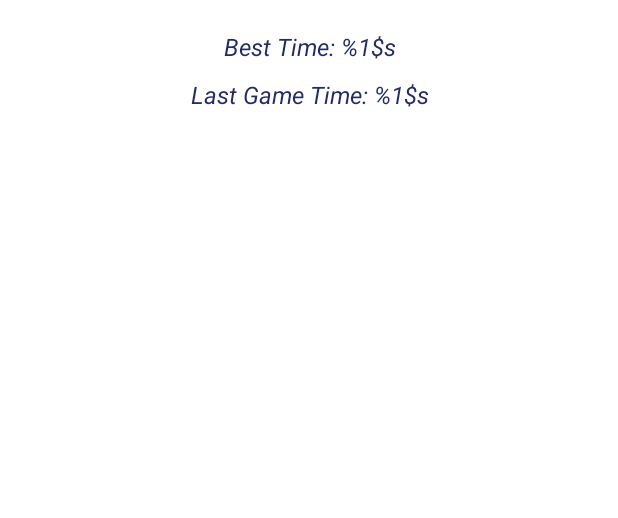
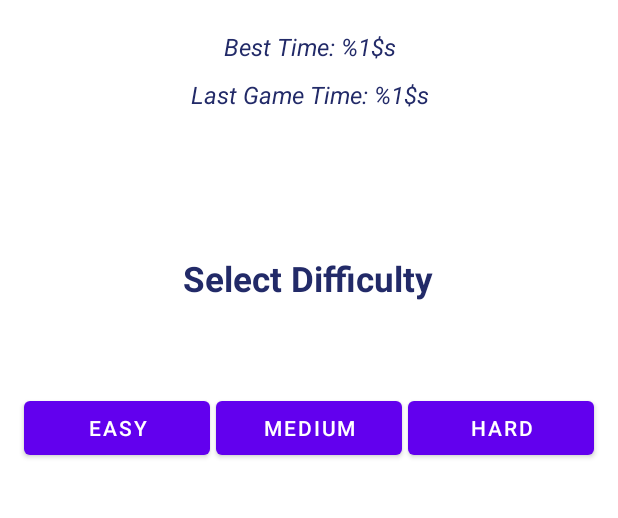
Before and after one commit to jyotikmayur7/Minesweeper, an Android app: the screen it shows after launch (MainActivity), on a phone screen of 412 x 824 dp, the part 169-687 px from its top. Run offline under Robolectric (Android 15) with nearby library versions, the phone set to English and light mode, and no system bars.

Commit message:
Added select_difficulty TextView with easy, medium and hard Buttons

```diff
--- a/app/src/main/res/layout/activity_main.xml
+++ b/app/src/main/res/layout/activity_main.xml
@@ -6,15 +6,66 @@
     android:layout_height="match_parent"
     tools:context=".MainActivity">
 
+    <Button
+        android:id="@+id/easy"
+        android:layout_width="0dp"
+        android:layout_height="wrap_content"
+        android:layout_marginStart="16dp"
+        android:text="@string/easy"
+        android:layout_marginEnd="2dp"
+        app:layout_constraintEnd_toStartOf="@+id/medium"
+        app:layout_constraintHorizontal_bias="0.5"
+        app:layout_constraintStart_toStartOf="parent"
+        app:layout_constraintTop_toTopOf="@+id/medium" />
+
+    <Button
+        android:id="@+id/medium"
+        android:layout_width="0dp"
+        android:layout_height="wrap_content"
+        android:layout_marginStart="2dp"
+        android:layout_marginTop="60dp"
+        android:layout_marginEnd="2dp"
+        android:text="@string/medium"
+        app:layout_constraintEnd_toStartOf="@+id/hard"
+        app:layout_constraintHorizontal_bias="0.5"
+        app:layout_constraintStart_toEndOf="@+id/easy"
+        app:layout_constraintTop_toBottomOf="@+id/select_difficulty_label" />
+
+    <Button
+        android:id="@+id/hard"
+        android:layout_width="0dp"
+        android:layout_height="wrap_content"
+        android:text="@string/hard"
+        android:layout_marginEnd="16dp"
+        android:layout_marginStart="2dp"
+        app:layout_constraintEnd_toEndOf="parent"
+        app:layout_constraintHorizontal_bias="0.5"
+        app:layout_constraintStart_toEndOf="@+id/medium"
+        app:layout_constraintTop_toTopOf="@+id/medium" />
+
+    <TextView
+        android:id="@+id/select_difficulty_label"
+        android:layout_width="wrap_content"
+        android:layout_height="wrap_content"
+        android:layout_marginTop="96dp"
+        android:text="@string/select_difficulty"
+        android:textColor="@color/dark_blue"
+        android:textSize="23sp"
+        android:textStyle="bold"
+        app:layout_constraintEnd_toEndOf="parent"
+        app:layout_constraintHorizontal_bias="0.497"
+        app:layout_constraintStart_toStartOf="parent"
+        app:layout_constraintTop_toBottomOf="@+id/last_game_time" />
+
     <TextView
         android:id="@+id/title_label"
         android:layout_width="wrap_content"
         android:layout_height="wrap_content"
-        android:text="Minesweeper"
-        android:textSize="30dp"
+        android:layout_marginTop="16dp"
+        android:text="@string/minesweeper"
         android:textColor="@color/lavender"
+        android:textSize="30sp"
         android:textStyle="bold"
-        android:layout_marginTop="16dp"
         app:layout_constraintEnd_toEndOf="parent"
         app:layout_constraintStart_toStartOf="parent"
         app:layout_constraintTop_toTopOf="parent" />
@@ -23,11 +74,11 @@
         android:id="@+id/best_time"
         android:layout_width="wrap_content"
         android:layout_height="wrap_content"
+        android:layout_marginTop="20dp"
         android:text="@string/best_time"
-        android:layout_marginTop="20dp"
+        android:textColor="@color/dark_blue"
         android:textSize="16sp"
         android:textStyle="italic"
-        android:textColor="@color/dark_blue"
         app:layout_constraintEnd_toEndOf="@+id/title_label"
         app:layout_constraintStart_toStartOf="@+id/title_label"
         app:layout_constraintTop_toBottomOf="@+id/title_label" />
@@ -36,12 +87,14 @@
         android:id="@+id/last_game_time"
         android:layout_width="wrap_content"
         android:layout_height="wrap_content"
+        android:layout_marginTop="10dp"
         android:text="@string/last_game_time"
-        android:layout_marginTop="10dp"
         android:textColor="@color/dark_blue"
         android:textSize="16sp"
         android:textStyle="italic"
         app:layout_constraintEnd_toEndOf="@+id/best_time"
         app:layout_constraintStart_toStartOf="@+id/best_time"
         app:layout_constraintTop_toBottomOf="@+id/best_time" />
+
+
 </androidx.constraintlayout.widget.ConstraintLayout>
--- a/app/src/main/res/values/strings.xml
+++ b/app/src/main/res/values/strings.xml
@@ -2,4 +2,9 @@
     <string name="app_name">Minesweeper</string>
     <string name="best_time">Best Time: %1$s</string>
     <string name="last_game_time">Last Game Time: %1$s</string>
+    <string name="select_difficulty">Select Difficulty</string>
+    <string name="easy">EASY</string>
+    <string name="medium">MEDIUM</string>
+    <string name="minesweeper">Minesweeper</string>
+    <string name="hard">HARD</string>
 </resources>
```
